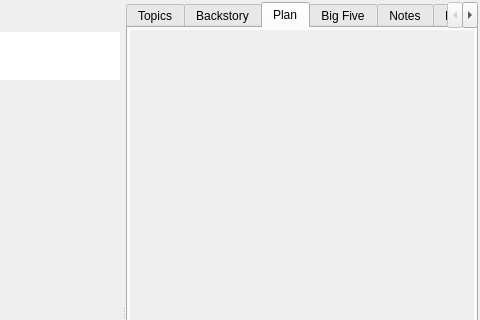
This is ui/character_editor.ui in plotlyst/plotlyst-app as Qt 5 draws it before an edit; both pictures show x 726 to 1206 and y 0 to 320 of the 1206 by 630 pixel window. The edited form follows.
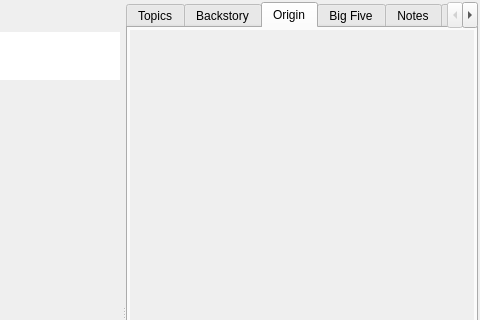
This is the edited form. The open tabs and pages were chosen to show the change. Custom widgets are drawn as their Qt base class.

Commit message: Character origin editor

Diff of the .ui file:
```diff
--- a/ui/character_editor.ui
+++ b/ui/character_editor.ui
@@ -622,7 +622,7 @@
         <bool>true</bool>
        </property>
        <attribute name="title">
-        <string>Plan</string>
+        <string>Origin</string>
        </attribute>
        <layout class="QVBoxLayout" name="verticalLayout_3">
         <property name="spacing">
```
Left out of the diff: 12 changed lines with no effect on the pictures. The commit also changes 1 other file.
